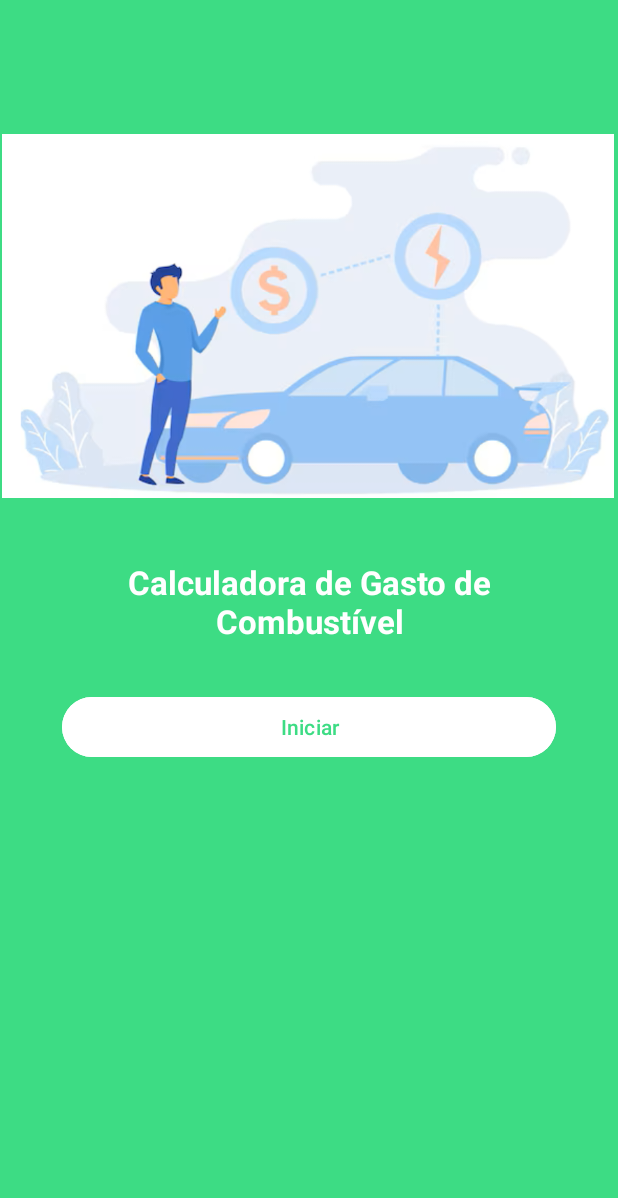
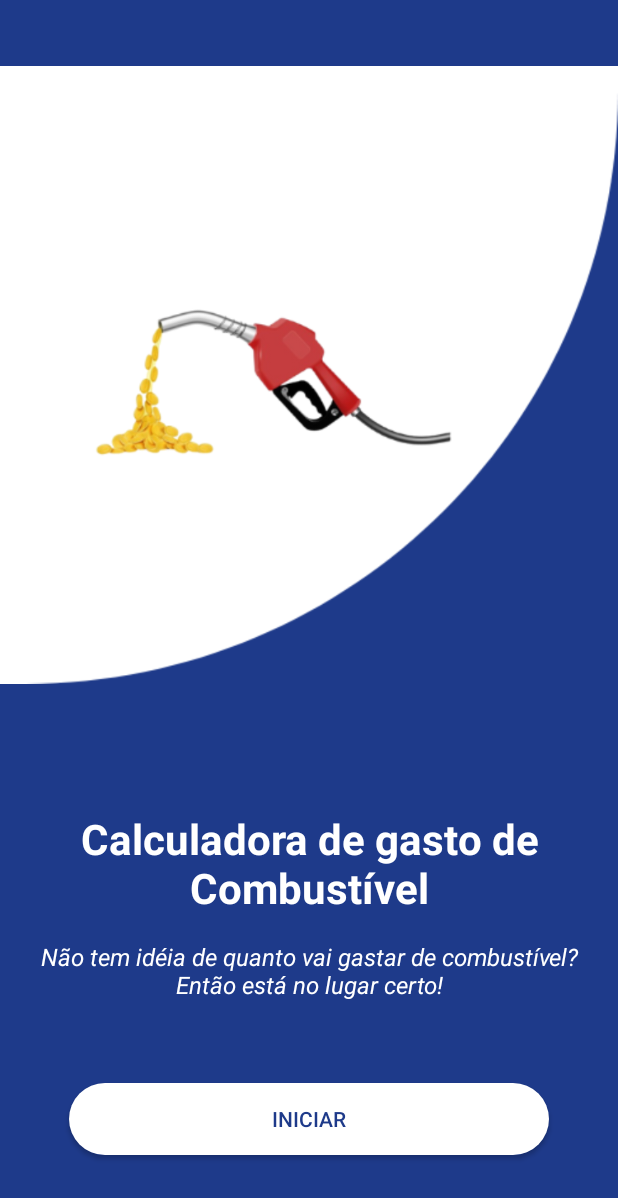
Before and after one commit to IsabeleGC/Fuel-calculator, an Android app: the screen it shows after launch (MainActivity), on a phone screen of 412 x 824 dp. Shown: the top 1198 px of the screen. Run offline under Robolectric (Android 15) with nearby library versions, the light colour scheme and no system bars.

Commit message:
Primeiro Layout

```diff
--- a/app/src/main/java/com/example/fuel_calculator/MainActivity.kt
+++ b/app/src/main/java/com/example/fuel_calculator/MainActivity.kt
@@ -9,14 +9,15 @@ class MainActivity : AppCompatActivity() {
     override fun onCreate(savedInstanceState: Bundle?) {
         super.onCreate(savedInstanceState)
         setContentView(R.layout.activity_main)
-
-        // Captura o botão pelo ID
+            // Captura o botão pelo ID
         val btnIniciar = findViewById<Button>(R.id.btnIniciar)
 
         // Evento de clique para abrir a tela de Preço
         btnIniciar.setOnClickListener {
             val intent = Intent(this, PrecoActivity::class.java)
             startActivity(intent)
+
+
         }
     }
 }
--- a/app/src/main/java/com/example/fuel_calculator/PrecoActivity.kt
+++ b/app/src/main/java/com/example/fuel_calculator/PrecoActivity.kt
@@ -10,6 +10,7 @@ class PrecoActivity : AppCompatActivity() {
     override fun onCreate(savedInstanceState: Bundle?) {
         super.onCreate(savedInstanceState)
         setContentView(R.layout.activity_preco)
+        supportActionBar?.setDisplayShowTitleEnabled(false)
 
         val etPreco = findViewById<EditText>(R.id.etPreco)
         val btnProximo = findViewById<Button>(R.id.btnProximo)
--- /dev/null
+++ b/app/src/main/res/drawable/rounded_button.xml
@@ -0,0 +1,4 @@
+<?xml version="1.0" encoding="utf-8"?>
+<shape xmlns:android="http://schemas.android.com/apk/res/android"
+    android:shape="rectangle">
+    <solid android:color="#FFFFFF" /> <corners android:radius="200dp" /> </shape>
--- a/app/src/main/res/layout/activity_main.xml
+++ b/app/src/main/res/layout/activity_main.xml
@@ -4,49 +4,64 @@
     xmlns:tools="http://schemas.android.com/tools"
     android:layout_width="match_parent"
     android:layout_height="match_parent"
-    android:background="#3DDC84"
+    android:background="#1E3A8A"
     tools:context=".MainActivity">
-
 
     <ImageView
         android:id="@+id/imgTitulo"
-        android:layout_width="408dp"
-        android:layout_height="261dp"
-        android:layout_marginTop="80dp"
+        android:layout_width="wrap_content"
+        android:layout_height="0dp"
+        android:contentDescription="@string/fuel_image_description"
         android:src="@drawable/ic_fuel"
         app:layout_constraintEnd_toEndOf="parent"
-        app:layout_constraintHorizontal_bias="0.333"
         app:layout_constraintStart_toStartOf="parent"
         app:layout_constraintTop_toTopOf="parent" />
-
 
     <TextView
         android:id="@+id/tvTitulo"
         android:layout_width="0dp"
         android:layout_height="wrap_content"
-        android:layout_margin="32dp"
-        android:layout_marginTop="92dp"
-        android:text="Calculadora de Gasto de Combustível"
+        android:layout_marginStart="8dp"
+        android:layout_marginTop="40dp"
+        android:layout_marginEnd="8dp"
+        android:text="@string/calculator_title"
         android:textAlignment="center"
         android:textColor="@android:color/white"
-        android:textSize="22sp"
+        android:textSize="28sp"
         android:textStyle="bold"
         app:layout_constraintEnd_toEndOf="parent"
         app:layout_constraintStart_toStartOf="parent"
         app:layout_constraintTop_toBottomOf="@+id/imgTitulo"
-        app:layout_constraintWidth_percent="0.8" />
+        app:layout_constraintWidth_percent="0.85" />
+
+    <TextView
+        android:id="@+id/tvSubTitulo"
+        android:layout_width="match_parent"
+        android:layout_height="wrap_content"
+        android:layout_marginStart="8dp"
+        android:layout_marginTop="16dp"
+        android:layout_marginEnd="8dp"
+        android:text="@string/calculator_subtitle"
+        android:textAlignment="center"
+        android:textColor="@android:color/white"
+        android:textSize="16sp"
+        android:textStyle="italic"
+        app:layout_constraintEnd_toEndOf="parent"
+        app:layout_constraintStart_toStartOf="parent"
+        app:layout_constraintTop_toBottomOf="@+id/tvTitulo"
+        app:layout_constraintWidth_percent="0.85" />
 
     <Button
         android:id="@+id/btnIniciar"
-        android:layout_width="0dp"
-        android:layout_height="wrap_content"
-        android:layout_margin="32dp"
-        android:backgroundTint="@android:color/white"
-        android:text="Iniciar"
-        android:textColor="#3DDC84"
+        android:layout_width="320dp"
+        android:layout_height="48dp"
+        android:layout_margin="16dp"
+        android:background="@drawable/rounded_button"
+        android:text="@string/start_button"
+        android:textColor="#1E3A8A"
+        app:layout_constraintBottom_toBottomOf="parent"
         app:layout_constraintEnd_toEndOf="parent"
         app:layout_constraintStart_toStartOf="parent"
-        app:layout_constraintTop_toBottomOf="@+id/tvTitulo"
-        app:layout_constraintWidth_percent="0.8" />
+        app:layout_constraintTop_toBottomOf="@+id/tvSubTitulo" />
 
 </androidx.constraintlayout.widget.ConstraintLayout>
--- a/app/src/main/res/values/strings.xml
+++ b/app/src/main/res/values/strings.xml
@@ -1,3 +1,8 @@
 <resources>
-    <string name="app_name">Fuel-calculator</string>
-</resources>
+    <string name="app_name">FuelCalculator</string>
+    <string name="fuel_image_description">Imagem de um galão de combustível.</string>
+    <string name="calculator_title">Calculadora de gasto de Combustível</string>
+    <string name="calculator_subtitle">Não tem idéia de quanto vai gastar de combustível? Então está no lugar certo!</string>
+
+    <string name="start_button">Iniciar</string>
+   </resources>
--- a/app/src/main/res/values/themes.xml
+++ b/app/src/main/res/values/themes.xml
@@ -1,9 +1,10 @@
 <resources xmlns:tools="http://schemas.android.com/tools">
-    <!-- Base application theme. -->
-    <style name="Base.Theme.Fuelcalculator" parent="Theme.Material3.DayNight.NoActionBar">
-        <!-- Customize your light theme here. -->
-        <!-- <item name="colorPrimary">@color/my_light_primary</item> -->
-    </style>
 
-    <style name="Theme.Fuelcalculator" parent="Base.Theme.Fuelcalculator" />
+    <style name="Theme.Fuelcalculator" parent="Theme.AppCompat.Light.NoActionBar">
+        <item name="colorPrimary">#1E3A8A</item>
+        <item name="colorPrimaryVariant">#1E3A8A</item>
+        <item name="colorOnPrimary">#FFFFFF</item>
+        <item name="android:statusBarColor">#FFFFFF</item>
+
+         </style>
 </resources>
```
Also changed, not shown: app/src/main/res/layout/activity_preco.xml (+15 -17 lines), app/src/main/res/layout/activity_resultado.xml (+4 -4 lines), app/src/main/res/drawable/ic_fuel.png.
